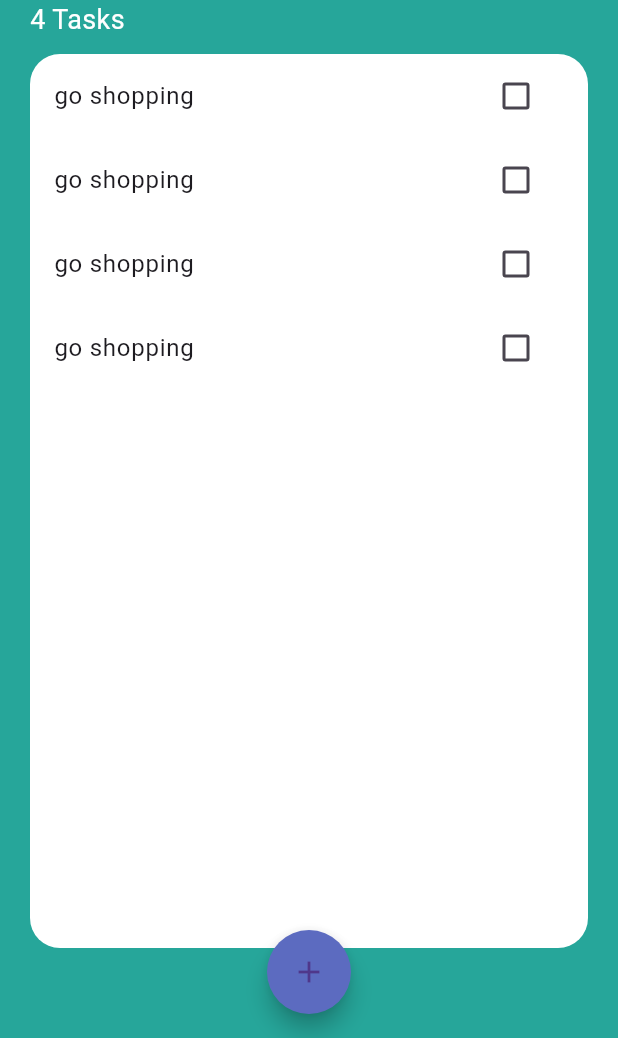
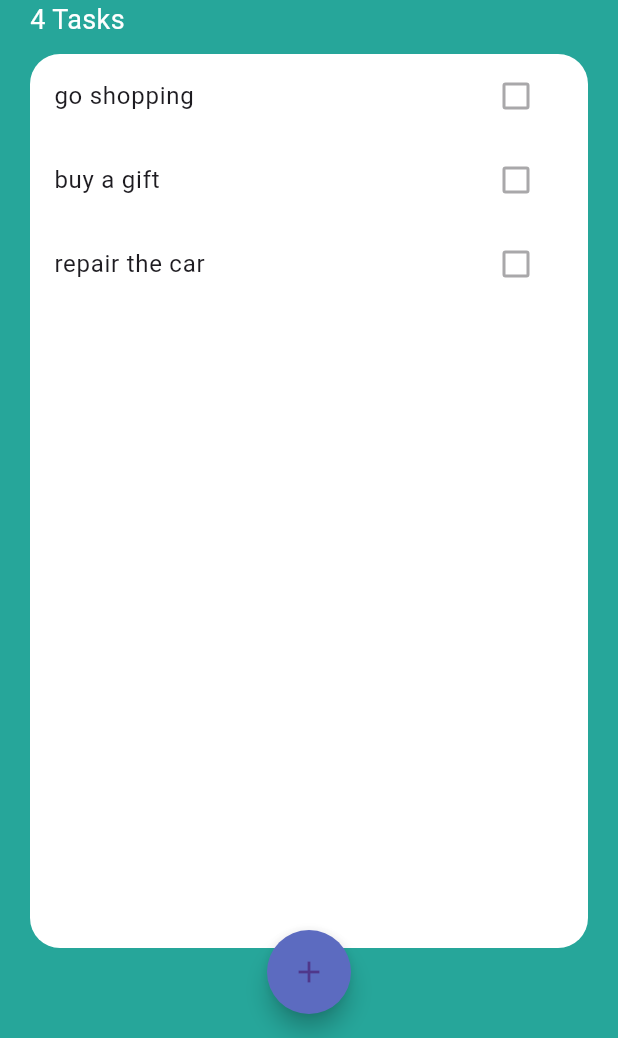
Before and after one commit to Abdo-Elsabagh/todaydo_app, a Flutter app: the screen it shows after launch, on a phone screen of 412 x 824 dp, the part 198-1236 px from its top. Run offline on Flutter 3.47's test engine with Material 3 defaults, Android fonts, the phone set to English and light mode, and no system bars.

```diff
--- /dev/null
+++ b/lib/model/task.dart
@@ -0,0 +1,8 @@
+class Task {
+  final String name;
+  bool isDone;
+  Task({required this.name, this.isDone = false});
+  void doneChenge() {
+    isDone != isDone;
+  }
+}
--- a/lib/widget/task_list.dart
+++ b/lib/widget/task_list.dart
@@ -1,40 +1,28 @@
 import 'package:flutter/material.dart';
 
 class TaskTile extends StatelessWidget {
-  const TaskTile({
-    super.key,
-  });
+  const TaskTile({required this.isCheck,required this.taskTitle ,super.key});
+  final bool isCheck;
+  final String taskTitle;
 
   @override
   Widget build(BuildContext context) {
-    return const ListTile(
-      title: Text('go shopping'),
-      trailing: TaskChechBox(),
-    );
+    return ListTile(
+        title: Text(
+         taskTitle,
+          style:
+              TextStyle(decoration: isCheck ? TextDecoration.lineThrough : null),
+        ),
+        trailing: Checkbox(
+          activeColor: Colors.teal[400],
+          value: isCheck,
+          onChanged: null,
+          //  onChanged: checkBoxchange,
+        ));
   }
 }
-
-class TaskChechBox extends StatefulWidget {
-  const TaskChechBox({
-    super.key,
-  });
-
-  @override
-  State<TaskChechBox> createState() => _TaskChechBoxState();
-}
-
-class _TaskChechBoxState extends State<TaskChechBox> {
-  bool? check = false;
-  @override
-  Widget build(BuildContext context) {
-    return Checkbox(
-      activeColor: Colors.teal[400],
-      value: check,
-      onChanged: (value) {
-        setState(() {
-          check = value;
-        });
-      },
-    );
-  }
-}
+// (bool? value) {
+//         setState(() {
+//           check = value!;
+//         });
+//       }
--- a/lib/widget/tasks_list.dart
+++ b/lib/widget/tasks_list.dart
@@ -1,20 +1,45 @@
 import 'package:flutter/material.dart';
+import 'package:todaydo_app/model/task.dart';
 import 'package:todaydo_app/widget/task_list.dart';
 
-class TasksList extends StatelessWidget {
-  const TasksList({
-    super.key,
-  });
+class TasksList extends StatefulWidget {
+  const TasksList({super.key});
 
   @override
+  State<TasksList> createState() => _TasksListState();
+}
+
+class _TasksListState extends State<TasksList> {
+  List<Task> tasks = [
+    Task(
+      name: 'go shopping',
+    ),
+    Task(name: 'buy a gift'),
+    Task(name: 'repair the car'),
+  ];
+  @override
   Widget build(BuildContext context) {
-    return ListView(
-      children: const [
-        TaskTile(),
-        TaskTile(),
-        TaskTile(),
-        TaskTile(),
-      ],
-    );
+    return ListView.builder(
+        itemBuilder: (context, index) {
+          return TaskTile(
+              isCheck: tasks[index].isDone, taskTitle: tasks[index].name);
+        },
+        itemCount: tasks.length);
+    // return ListView(
+    //   children: [
+    //     TaskTile(
+    //       taskTitle: tasks[0].name,
+    //       isCheck: tasks[0].isDone,
+    //     ),
+    //     TaskTile(
+    //       taskTitle: tasks[1].name,
+    //       isCheck: tasks[0].isDone,
+    //     ),
+    //     TaskTile(
+    //       taskTitle: tasks[2].name,
+    //       isCheck: tasks[0].isDone,
+    //     ),
+    //   ],
+    // );
   }
 }
```
Also changed, not shown: pubspec.yaml (+4 -16 lines), assets/logo.jpeg (added), lib/screen/tasks_screen.dart (line endings or trailing spaces), pubspec.lock, 7 other files.
